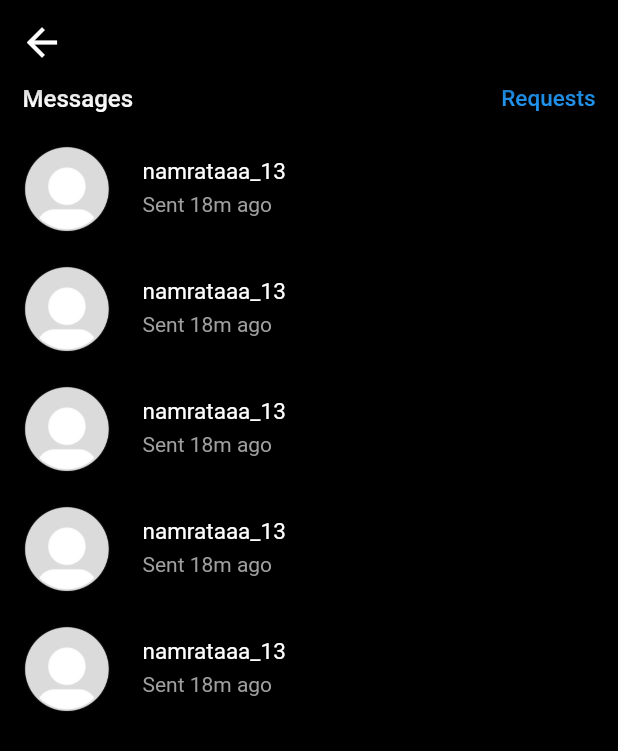
After one commit to DurveshMore8/Instagram-Clone, a Flutter app: the screen it shows once a user with an empty profile is signed in, after a tap on an icon or button, on a phone screen of 412 x 824 dp. The commit adds this screen. Shown: the top 751 px of the screen. Run offline on Flutter 3.47's test engine with Material 2 defaults, Android fonts, the phone set to English and light mode, and no system bars; our stand-ins replace cloud_firestore, firebase_auth, firebase_core, firebase_storage, flutter_svg, image_picker; accounts and stored records are empty.

Commit message:
Progress in Message Feature

```diff
--- a/lib/common/navigation.dart
+++ b/lib/common/navigation.dart
@@ -27,6 +27,25 @@ void pushReplacement(BuildContext context, Widget pushTo) {
   );
 }
 
+void pushSwipe(BuildContext context, Widget pushTo) {
+  Navigator.push(
+    context,
+    PageRouteBuilder(
+      pageBuilder: (context, animation, secondaryAnimation) => pushTo,
+      transitionsBuilder: (context, animation, secondaryAnimation, child) {
+        return SlideTransition(
+          position: Tween<Offset>(
+            begin: const Offset(1.0, 0.0),
+            end: Offset.zero,
+          ).animate(animation),
+          child: child,
+        );
+      },
+      transitionDuration: const Duration(milliseconds: 300),
+    ),
+  );
+}
+
 void pop(BuildContext context) {
   Navigator.pop(context);
 }
--- /dev/null
+++ b/lib/features/home/screens/conversation_screen.dart
@@ -0,0 +1,21 @@
+import 'package:flutter/material.dart';
+
+class ConversationScreen extends StatefulWidget {
+  final String username;
+  final String name;
+  const ConversationScreen({
+    super.key,
+    required this.username,
+    required this.name,
+  });
+
+  @override
+  State<ConversationScreen> createState() => _ConversationScreenState();
+}
+
+class _ConversationScreenState extends State<ConversationScreen> {
+  @override
+  Widget build(BuildContext context) {
+    return Container();
+  }
+}
--- a/lib/features/home/screens/home_screen.dart
+++ b/lib/features/home/screens/home_screen.dart
@@ -1,8 +1,10 @@
 import 'package:cloud_firestore/cloud_firestore.dart';
 import 'package:flutter/material.dart';
 import 'package:flutter_svg/flutter_svg.dart';
+import 'package:new_instagram_clone/common/navigation.dart';
 import 'package:new_instagram_clone/common/svg_icon.dart';
 import 'package:new_instagram_clone/common/post_card.dart';
+import 'package:new_instagram_clone/features/home/screens/messages_screen.dart';
 import 'package:new_instagram_clone/models/user_model.dart';
 import 'package:new_instagram_clone/providers/user_provider.dart';
 import 'package:new_instagram_clone/utils/colors.dart';
@@ -20,7 +22,16 @@ class _HomeScreenState extends State<HomeScreen> {
   Widget build(BuildContext context) {
     UserModel user = Provider.of<UserProvider>(context, listen: false).getUser;
 
-    return Scaffold(
+    return GestureDetector(
+      onPanEnd: (details) {
+        if (details.velocity.pixelsPerSecond.dx < 0) {
+          pushSwipe(
+            context,
+            const MessagesScreen(),
+          );
+        }
+      },
+      child: Scaffold(
         appBar: AppBar(
           automaticallyImplyLeading: false,
           title: SvgPicture.asset(
@@ -30,8 +41,8 @@ class _HomeScreenState extends State<HomeScreen> {
               BlendMode.srcIn,
             ),
           ),
-        actions: const [
-          Padding(
+          actions: [
+            const Padding(
               padding: EdgeInsets.symmetric(horizontal: 10),
               child: SvgIcons(
                 path: 'assets/icons/heart.svg',
@@ -39,10 +50,16 @@ class _HomeScreenState extends State<HomeScreen> {
               ),
             ),
             Padding(
-            padding: EdgeInsets.symmetric(horizontal: 10),
-            child: SvgIcons(
+              padding: const EdgeInsets.symmetric(horizontal: 10),
+              child: GestureDetector(
+                onTap: () => pushSwipe(
+                  context,
+                  const MessagesScreen(),
+                ),
+                child: const SvgIcons(
                   path: 'assets/icons/messenger.svg',
                   parameters: 28,
+                ),
               ),
             ),
           ],
@@ -85,6 +102,7 @@ class _HomeScreenState extends State<HomeScreen> {
             }
           },
         ),
+      ),
     );
   }
 }
--- /dev/null
+++ b/lib/features/home/screens/messages_screen.dart
@@ -0,0 +1,77 @@
+import 'package:flutter/material.dart';
+import 'package:new_instagram_clone/common/navigation.dart';
+import 'package:new_instagram_clone/features/home/widgets/message_person.dart';
+import 'package:new_instagram_clone/models/user_model.dart';
+import 'package:new_instagram_clone/providers/user_provider.dart';
+import 'package:new_instagram_clone/utils/colors.dart';
+import 'package:provider/provider.dart';
+
+class MessagesScreen extends StatefulWidget {
+  const MessagesScreen({super.key});
+
+  @override
+  State<MessagesScreen> createState() => _MessagesScreenState();
+}
+
+class _MessagesScreenState extends State<MessagesScreen> {
+  @override
+  Widget build(BuildContext context) {
+    UserModel user = Provider.of<UserProvider>(context, listen: false).getUser;
+
+    return Scaffold(
+      appBar: AppBar(
+        automaticallyImplyLeading: false,
+        leading: InkWell(
+          onTap: () => pop(context),
+          child: const Icon(
+            Icons.arrow_back,
+            size: 30,
+          ),
+        ),
+        title: Text(
+          user.username,
+          style: const TextStyle(
+            fontSize: 20,
+          ),
+        ),
+      ),
+      body: Padding(
+        padding: const EdgeInsets.symmetric(
+          horizontal: 15,
+        ),
+        child: Column(
+          children: [
+            Row(
+              children: [
+                Expanded(
+                  child: Text(
+                    'Messages',
+                    style: TextStyle(
+                      fontSize: 16,
+                      fontWeight: FontWeight.w500,
+                    ),
+                  ),
+                ),
+                Text(
+                  'Requests',
+                  style: TextStyle(
+                    fontSize: 15,
+                    color: blueColor,
+                    fontWeight: FontWeight.w500,
+                  ),
+                ),
+              ],
+            ),
+            const SizedBox(height: 10),
+            Expanded(
+              child: ListView.builder(
+                itemCount: 5,
+                itemBuilder: (context, index) => const MessagePerson(),
+              ),
+            ),
+          ],
+        ),
+      ),
+    );
+  }
+}
--- /dev/null
+++ b/lib/features/home/widgets/message_person.dart
@@ -0,0 +1,52 @@
+import 'package:flutter/material.dart';
+import 'package:new_instagram_clone/utils/colors.dart';
+
+class MessagePerson extends StatelessWidget {
+  const MessagePerson({super.key});
+
+  @override
+  Widget build(BuildContext context) {
+    return Container(
+      padding: const EdgeInsets.symmetric(
+        vertical: 10,
+      ),
+      child: Row(
+        children: [
+          CircleAvatar(
+            radius: 30,
+            backgroundImage:
+                const AssetImage('assets/images/defaultProfile.jpg')
+                    as ImageProvider,
+          ),
+          const SizedBox(width: 20),
+          Expanded(
+            child: Column(
+              mainAxisAlignment: MainAxisAlignment.spaceAround,
+              children: [
+                Container(
+                  alignment: Alignment.centerLeft,
+                  child: Text(
+                    'namrataaa_13',
+                    style: const TextStyle(
+                      fontSize: 15,
+                    ),
+                  ),
+                ),
+                const SizedBox(height: 5),
+                Container(
+                  alignment: Alignment.centerLeft,
+                  child: Text(
+                    'Sent 18m ago',
+                    style: const TextStyle(
+                      color: greyColor,
+                    ),
+                  ),
+                ),
+              ],
+            ),
+          ),
+        ],
+      ),
+    );
+  }
+}
--- a/lib/features/profile/screens/profile_screen.dart
+++ b/lib/features/profile/screens/profile_screen.dart
@@ -346,27 +346,12 @@ class _ProfileScreenState extends State<ProfileScreen> {
               itemCount: snapshot.data!.docs.length,
               itemBuilder: (BuildContext context, int index) {
                 return GestureDetector(
-                  onTap: () {
-                    Navigator.push(
-                      context,
-                      PageRouteBuilder(
-                        pageBuilder: (context, animation, secondaryAnimation) =>
-                            PostsScreen(
-                                posts: snapshot.data!.docs.reversed.toList()),
-                        transitionsBuilder:
-                            (context, animation, secondaryAnimation, child) {
-                          return SlideTransition(
-                            position: Tween<Offset>(
-                              begin: const Offset(1.0, 0.0),
-                              end: Offset.zero,
-                            ).animate(animation),
-                            child: child,
-                          );
-                        },
-                        transitionDuration: const Duration(milliseconds: 300),
-                      ),
-                    );
-                  },
+                  onTap: () => pushSwipe(
+                    context,
+                    PostsScreen(
+                      posts: snapshot.data!.docs.reversed.toList(),
+                    ),
+                  ),
                   child: Container(
                     padding: const EdgeInsets.all(5),
                     child: Image.network(
```
Lines whose indentation alone changed are shown as unchanged.
